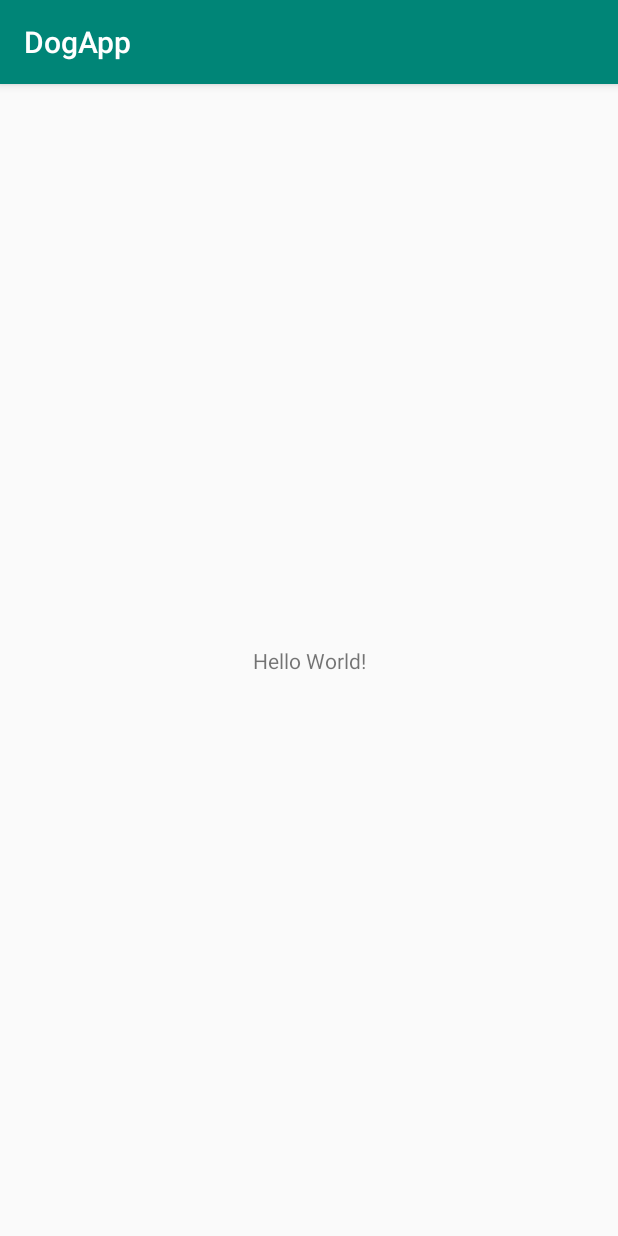
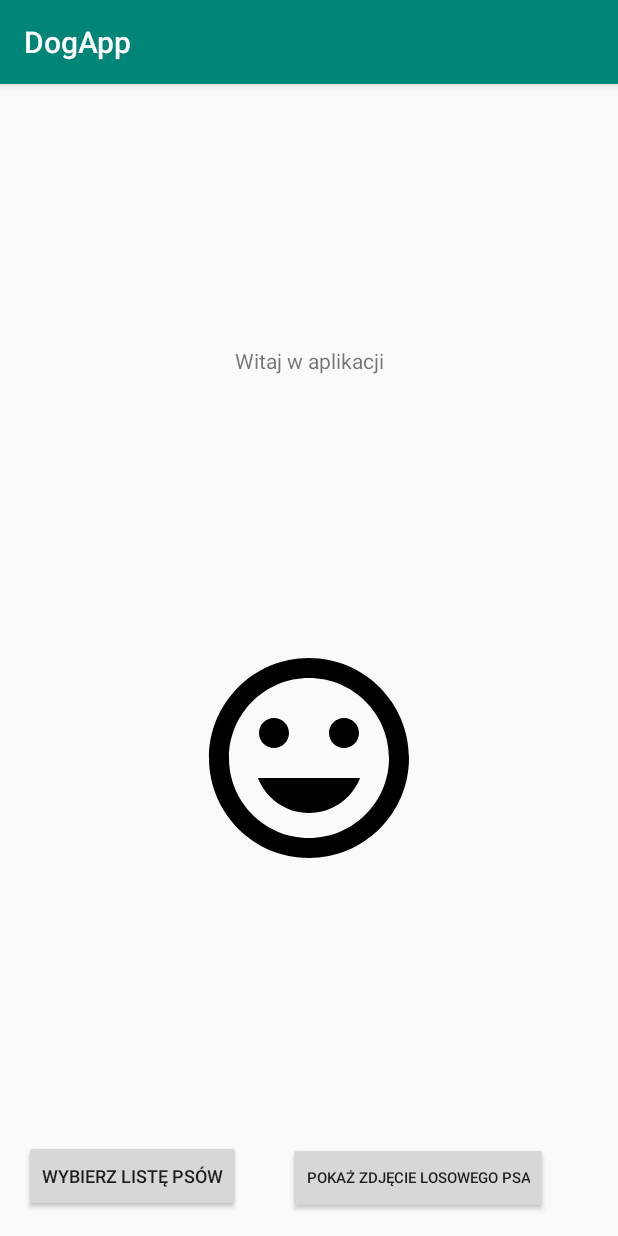
Before and after one commit to grobocop12/pazig_dog_app, an Android app: the screen it shows after launch (MainActivity), on a phone screen of 412 x 824 dp. Run offline under Robolectric (Android 15) with nearby library versions, the phone set to English and light mode, and no system bars.

Commit message:
main activity layout

```diff
--- a/app/build.gradle
+++ b/app/build.gradle
@@ -24,7 +24,7 @@ android {
 
 dependencies {
     implementation fileTree(dir: 'libs', include: ['*.jar'])
-    implementation"org.jetbrains.kotlin:kotlin-stdlib-jdk7:$kotlin_version"
+    implementation "org.jetbrains.kotlin:kotlin-stdlib-jdk7:$kotlin_version"
     implementation 'com.android.support:appcompat-v7:28.0.0'
     implementation 'com.android.support.constraint:constraint-layout:1.1.3'
     testImplementation 'junit:junit:4.12'
--- a/app/src/main/AndroidManifest.xml
+++ b/app/src/main/AndroidManifest.xml
@@ -16,6 +16,10 @@
                 <category android:name="android.intent.category.LAUNCHER"/>
             </intent-filter>
         </activity>
+        <activity android:name=".DogsListActivity">
+        </activity>
+        <activity android:name=".RandomDogActivity">
+        </activity>
     </application>
 
 </manifest>
--- /dev/null
+++ b/app/src/main/res/drawable/ic_mood_black_24dp.xml
@@ -0,0 +1,9 @@
+<vector xmlns:android="http://schemas.android.com/apk/res/android"
+        android:width="24dp"
+        android:height="24dp"
+        android:viewportWidth="24.0"
+        android:viewportHeight="24.0">
+    <path
+        android:fillColor="#FF000000"
+        android:pathData="M11.99,2C6.47,2 2,6.48 2,12s4.47,10 9.99,10C17.52,22 22,17.52 22,12S17.52,2 11.99,2zM12,20c-4.42,0 -8,-3.58 -8,-8s3.58,-8 8,-8 8,3.58 8,8 -3.58,8 -8,8zM15.5,11c0.83,0 1.5,-0.67 1.5,-1.5S16.33,8 15.5,8 14,8.67 14,9.5s0.67,1.5 1.5,1.5zM8.5,11c0.83,0 1.5,-0.67 1.5,-1.5S9.33,8 8.5,8 7,8.67 7,9.5 7.67,11 8.5,11zM12,17.5c2.33,0 4.31,-1.46 5.11,-3.5L6.89,14c0.8,2.04 2.78,3.5 5.11,3.5z"/>
+</vector>
--- a/app/src/main/res/layout/activity_main.xml
+++ b/app/src/main/res/layout/activity_main.xml
@@ -7,13 +7,34 @@
         android:layout_height="match_parent"
         tools:context=".MainActivity">
 
-    <TextView
+    <Button
+            android:text="@string/random_dog_button"
             android:layout_width="wrap_content"
             android:layout_height="wrap_content"
-            android:text="Hello World!"
-            app:layout_constraintBottom_toBottomOf="parent"
-            app:layout_constraintLeft_toLeftOf="parent"
-            app:layout_constraintRight_toRightOf="parent"
-            app:layout_constraintTop_toTopOf="parent"/>
+            android:layout_marginEnd="16dp" app:layout_constraintEnd_toEndOf="parent"
+            android:id="@+id/button3" app:layout_constraintStart_toEndOf="@+id/button4"
+            app:layout_constraintHorizontal_bias="0.5" app:layout_constraintBaseline_toBaselineOf="@+id/button4"
+            android:textAlignment="center" android:textSize="10sp"/>
+    <Button
+            android:text="@string/dogs_list_button"
+            android:layout_width="wrap_content"
+            android:layout_height="wrap_content" app:layout_constraintStart_toStartOf="parent"
+            android:layout_marginStart="16dp" app:layout_constraintBottom_toBottomOf="parent"
+            android:layout_marginBottom="16dp" android:id="@+id/button4"
+            android:textSize="12sp"/>
+    <TextView
+            android:text="@string/app_welcome_text"
+            android:layout_width="wrap_content"
+            android:layout_height="wrap_content"
+            app:layout_constraintStart_toStartOf="parent" app:layout_constraintEnd_toEndOf="parent"
+            android:id="@+id/textView" app:layout_constraintTop_toTopOf="parent"
+            app:layout_constraintHorizontal_bias="0.5" app:layout_constraintBottom_toTopOf="@+id/imageView"/>
 
+    <ImageView
+            android:layout_width="160dp"
+            android:layout_height="160dp" app:srcCompat="@drawable/ic_mood_black_24dp"
+            android:id="@+id/imageView" app:layout_constrainedWidth="false"
+            app:layout_constraintTop_toBottomOf="@+id/textView"
+            app:layout_constraintBottom_toTopOf="@+id/button4" app:layout_constraintEnd_toEndOf="parent"
+            app:layout_constraintStart_toStartOf="parent"/>
 </android.support.constraint.ConstraintLayout>
--- a/app/src/main/res/values/strings.xml
+++ b/app/src/main/res/values/strings.xml
@@ -1,3 +1,6 @@
 <resources>
     <string name="app_name">DogApp</string>
+    <string name="app_welcome_text">Witaj w aplikacji</string>
+    <string name="random_dog_button">Pokaż zdjęcie losowego psa</string>
+    <string name="dogs_list_button">Wybierz listę psów</string>
 </resources>
```
Also changed, not shown: app/src/main/java/com/grobocop/dogapp/DogsListActivity.kt (added, +12 -0 lines), app/src/main/java/com/grobocop/dogapp/RandomDogActivity.kt (added, +12 -0 lines), app/src/main/res/drawable/ic_insert_emoticon_black_24dp.xml (added, +9 -0 lines), app/src/main/res/drawable/ic_mood_bad_black_24dp.xml (added, +9 -0 lines), app/src/main/res/layout/activity_dogs_list.xml (added, +10 -0 lines), app/src/main/res/layout/activity_random_dog.xml (added, +10 -0 lines).
